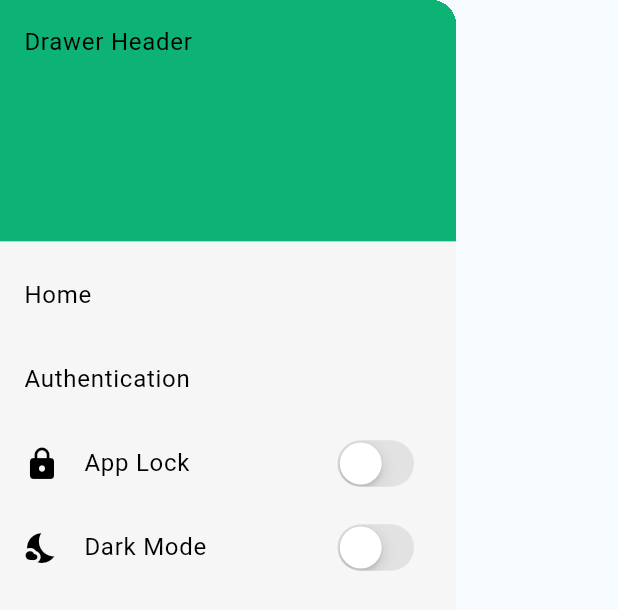
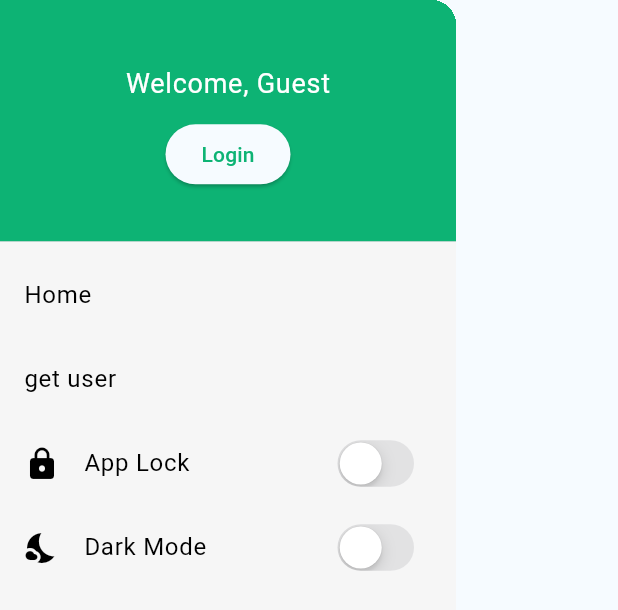
Before and after one commit to shohag7552/Note_app, a Flutter app: the DrawerWidget widget shown alone on an empty page, opened directly, on a phone screen of 412 x 824 dp. Shown: the top 610 px of the screen. Run offline on Flutter 3.47's test engine with Material 3 defaults, Android fonts, the phone set to English and light mode, and no system bars; our stand-ins replace appwrite, fluttertoast, get, google_sign_in, image_picker, pin_code_fields and 4 more; missing offline and left inert: flutter_quill, page_curl_effect; accounts and stored records are empty.

Commit message:
google sign in implemented and appwrite implemented

```diff
--- /dev/null
+++ b/lib/appwrite/app_write_config.dart
@@ -0,0 +1,12 @@
+class AppwriteConfig {
+  static const String projectId = '68c477bd0025144ebd1c';
+  static const String endpoint = 'https://fra.cloud.appwrite.io/v1';
+  static const String databaseId = '68c4863d001af960c493';
+
+  // Collection IDs
+  static const String usersCollection = 'users';
+  static const String postsCollection = 'posts';
+  static const String commentsCollection = 'comments';
+  static const String categoriesCollection = 'categories';
+  static const String noteTable = 'notes';
+}
--- a/lib/config/app_write_service.dart
+++ /dev/null
@@ -1,96 +0,0 @@
-import 'package:appwrite/appwrite.dart';
-import 'package:my_note_app/model/note_model.dart';
-
-class AppWriteService {
-  late Client client;
-  late Databases databases;
-  late Account account;
-  late TablesDB tablesDB;
-
-  static const String projectId = "68c477bd0025144ebd1c";
-  static const String databaseId = "68c4863d001af960c493"; // create later
-  static const String tableId = "notes"; // create later
-  static const String endpoint = "https://fra.cloud.appwrite.io/v1"; // or self-hosted URL
-
-  AppWriteService() {
-    client = Client()
-      ..setEndpoint(endpoint) // Your Appwrite Endpoint
-      ..setProject(projectId); // Your project ID
-
-    databases = Databases(client);
-    account = Account(client);
-    tablesDB = TablesDB(client);
-  }
-
-  Future<void> addNote(Note note) async {
-    try {
-      await tablesDB.createRow(
-          databaseId: databaseId,
-          tableId: tableId,
-          rowId: ID.unique(),
-          data: note.toJson(),
-      );
-    } on AppwriteException catch(e) {
-      print(e);
-    }
-  }
-
-  Future<void> updateNote(Note note) async {
-    try {
-      await tablesDB.updateRow(
-        databaseId: databaseId, tableId: tableId,
-        rowId: '68c5306acad23e03a01c', data: note.toMapForUpdate(),
-      );
-    } on AppwriteException catch(e) {
-      print(e);
-    }
-  }
-
-  Future<void> deleteNote(String id) async {
-    try {
-      await tablesDB.deleteRow(databaseId: databaseId, tableId: tableId, rowId: id);
-    } on AppwriteException catch(e) {
-      print(e);
-    }
-  }
-
-  Future<void> getNoteList() async {
-    try {
-      final data = await tablesDB.listRows(
-          databaseId: databaseId,
-          tableId: tableId,
-          queries: [
-            Query.orderDesc('dateTimeEdited'),
-            // Query.limit(10),
-            // Query.offset(1),
-            // Query.orderDesc('id'),
-            // Query.search('title', 'Hamlet'),
-            // Query.equal('title', 'Hamlet')
-          ]
-      );
-      // data.rows.map((doc) {
-      //   print('=========doc: ${doc.data}');
-      //   // return doc.data;
-      // }).toList();
-      List<Note> notes = data.rows.map((doc) => Note.fromJson(doc.data)).toList();
-      print('=========notes: $notes');
-      // print('=========data: ${data.rows.map((a) => print(a.data))}');
-    } on AppwriteException catch(e) {
-      print(e);
-    }
-
-  }
-
-  // Future<List<Note>> getNotes() async {
-  //   final res = await databases.listDocuments(
-  //     databaseId: databaseId,
-  //     collectionId: collectionId,
-  //     queries: [
-  //       Query.equal('userId', await _getCurrentUserId()),  // If you have a userId field
-  //       Query.orderDesc('dateTimeEdited'),
-  //     ],
-  //   );
-  //   return res.documents.map((doc) => Note.fromMap(doc.data)).toList();
-  // }
-
-}
--- a/lib/database_helper/database_helper.dart
+++ b/lib/database_helper/database_helper.dart
@@ -29,7 +29,7 @@ class DatabaseHelper {
   void _onCreate(Database db, int version) async {
     await db.execute('''
       CREATE TABLE $_tableName(
-        id INTEGER PRIMARY KEY,
+        note_id INTEGER PRIMARY KEY,
         title TEXT NOT NULL,
         content TEXT NOT NULL,
         dateTimeEdited TEXT NOT NULL,
@@ -42,7 +42,7 @@ class DatabaseHelper {
 
   Future<int> getNextId() async {
    final db = await instance.database;
-   final result = await db.rawQuery('SELECT MAX(id) as maxId FROM $_tableName');
+   final result = await db.rawQuery('SELECT MAX(note_id) as maxId FROM $_tableName');
    int? maxId = result.first['maxId'] as int?;
   return (maxId ?? 0) + 1;
  }
@@ -91,7 +91,7 @@ class DatabaseHelper {
       maps.length,
       (index) {
         return Note(
-          id: maps[index]["id"],
+          id: maps[index]["note_id"],
           title: maps[index]["title"],
           content: maps[index]["content"],
           dateTimeEdited: maps[index]["dateTimeEdited"],
--- a/lib/helper/dependency.dart
+++ b/lib/helper/dependency.dart
@@ -1,4 +1,5 @@
 import 'package:get/get.dart';
+import 'package:my_note_app/appwrite/repository/app_write_repository.dart';
 import 'package:my_note_app/controller/auth_controller.dart';
 import 'package:my_note_app/controller/note_controller.dart';
 import 'package:shared_preferences/shared_preferences.dart';
@@ -13,4 +14,5 @@ Future<void> init() async {
   // Get.lazyPut(() => FirebaseController());
   Get.lazyPut(() => AuthController(sharedPreferences: Get.find()));
   Get.lazyPut(() => BackgroundController(sharedPreferences: Get.find()));
+  Get.lazyPut(() => AppWriteRepository());
 }
--- a/lib/model/note_model.dart
+++ b/lib/model/note_model.dart
@@ -1,3 +1,5 @@
+import 'package:appwrite/appwrite.dart';
+
 class Note {
   int? id;
   String? title;
@@ -18,7 +20,7 @@ class Note {
   });
 
   Note.fromJson(Map<String, dynamic> json) {
-    id = json['id'];
+    id = json['note_id'];
     title = json['title'];
     content = json['content'];
     dateTimeEdited = json['dateTimeEdited'];
@@ -29,7 +31,7 @@ class Note {
 
   Map<String, dynamic> toJson() {
     return {
-      "id": id,
+      "note_id": id,
       "title": title,
       "content": content,
       "dateTimeEdited": dateTimeEdited,
--- /dev/null
+++ b/lib/model/user_model.dart
@@ -0,0 +1,11 @@
+class UserModel {
+  final String name;
+  final String email;
+  final String imageUrl;
+
+  UserModel({
+    required this.name,
+    required this.email,
+    required this.imageUrl,
+  });
+}
--- a/lib/utils/app_constants.dart
+++ b/lib/utils/app_constants.dart
@@ -1,6 +1,8 @@
 class AppConstants{
   static const String appName = 'My Note';
   static const String authKey = 'account';
+  static const String authName = 'account_name';
+  static const String authImage = 'account_image';
 
 
   static const String passKey = 'password';
--- a/lib/widgets/drawer_widget.dart
+++ b/lib/widgets/drawer_widget.dart
@@ -1,7 +1,8 @@
 import 'package:flutter/cupertino.dart';
 import 'package:flutter/material.dart';
 import 'package:get/get.dart';
-import 'package:my_note_app/config/app_write_service.dart';
+import 'package:my_note_app/appwrite/repository/app_write_repository.dart';
+import 'package:my_note_app/controller/auth_controller.dart';
 import 'package:my_note_app/controller/note_controller.dart';
 import 'package:my_note_app/model/note_model.dart';
 
@@ -14,7 +15,6 @@ class DrawerWidget extends StatefulWidget {
 }
 
 class _DrawerWidgetState extends State<DrawerWidget> {
-  final AppWriteService appwriteService = AppWriteService();
   @override
   void initState() {
     super.initState();
@@ -30,43 +30,87 @@ class _DrawerWidgetState extends State<DrawerWidget> {
         color: Theme.of(context).disabledColor.withValues(alpha: 0.1),
         child: GetBuilder<NoteController>(
             builder: (noteController) {
+            return GetBuilder<AuthController>(
+              builder: (authController) {
                 return ListView(
-              // Important: Remove any padding from the ListView.
                   padding: EdgeInsets.zero,
                   children: [
                     DrawerHeader(
                       decoration: BoxDecoration(
                         color: Theme.of(context).primaryColor,
                       ),
-                  child: Text('Drawer Header'),
+                      child: authController.getUserToken() != null ? Column(children: [
+                        CircleAvatar(
+                          radius: 40,
+                          backgroundColor: Colors.white,
+                          child: ClipRRect(
+                            borderRadius: BorderRadius.circular(50),
+                            child: Image.network(
+                              authController.getUser()?.imageUrl ?? 'https://www.gravatar.com/avatar/placeholder',
+                              fit: BoxFit.cover,
                             ),
+                          ),
+                        ),
+                        const SizedBox(height: 5),
+                        Text(
+                          authController.getUser()?.name ?? 'Guest User',
+                          style: const TextStyle(
+                            color: Colors.white,
+                            fontSize: 18,
+                          ),
+                        ),
+
+                        Text(
+                          authController.getUser()?.email ?? '',
+                          style: const TextStyle(
+                            color: Colors.white70,
+                            fontSize: 14,
+                          ),
+                        ),
+                      ]) : Center(
+                        child: Column(
+                          mainAxisAlignment: MainAxisAlignment.center,
+                          spacing: 10,
+                          children: [
+                            const Text(
+                              'Welcome, Guest',
+                              style: TextStyle(
+                                color: Colors.white,
+                                fontSize: 18,
+                              ),
+                            ),
+
+                            ElevatedButton(
+                              onPressed: () {
+                                Get.find<AuthController>().googleLogin();
+                              },
+                              child: const Text('Login'),
+                            ),
+                          ],
+                        ),
+                      ),
+                    ),
+
                     ListTile(
                       title: const Text('Home'),
                       onTap: () {
                         Navigator.pop(context);
                       },
                     ),
+
                     ListTile(
-                  title: const Text('Authentication'),
+                      title: const Text('get user'),
                       onTap: () async {
-                    // Get.to(const AddUser());
-                    print('=======here=======');
-                    // await appwriteService.addNote(
-                    //   // Note(id: 1, title: 'This is title', content: 'This is description.', dateTimeEdited: DateTime.now().toString(), dateTimeCreated: DateTime.now().toString()),
-                    //   Note(id: 2, title: 'This is title 2', content: 'This is description 2.', dateTimeEdited: DateTime.now().toString(), dateTimeCreated: DateTime.now().toString()),
-                    // );
-                    // await appwriteService.updateNote(
-                    //   Note(id: 2, title: 'This is title 3----------', content: 'This is description 2.', dateTimeEdited: DateTime.now().toString(), dateTimeCreated: DateTime.now().toString()),
-                    // );
-                    await appwriteService.getNoteList();
 
-                    // await appwriteService.deleteNote('68c5306acad23e03a01c');
+                        Get.find<AppWriteRepository>().getNotes(authorId: authController.getUserToken()!).then((v) {
+                          for(var note in v) {
+                            print('====${v.indexOf(note)}====> ${note.toJson()}');
+                          }
+                        });
 
-                    ScaffoldMessenger.of(context).showSnackBar(
-                      SnackBar(content: Text("Note added!")),
-                    );
                       },
                     ),
+
                     ListTile(
                       leading: Icon(Icons.lock),
                       title: const Text('App Lock'),
@@ -76,7 +120,6 @@ class _DrawerWidgetState extends State<DrawerWidget> {
                         activeTrackColor: Theme.of(context).primaryColor,
                         onChanged: (status){
                           noteController.activePassword(status);
-
                         },
                       ),
                     ),
@@ -94,7 +137,19 @@ class _DrawerWidgetState extends State<DrawerWidget> {
                       ),
                     ),
 
+
+                    if(authController.getUserToken() != null)
+                      ListTile(
+                        leading: Icon(Icons.logout_outlined),
+                        title: const Text('Logout'),
+                        onTap: () async {
+                          Get.find<AuthController>().googleLogOut();
+                        },
+                      ),
+
                   ],
+                );
+              }
             );
           }
         ),
```
Also changed, not shown: lib/appwrite/app_write_service.dart (added, +97 -0 lines), lib/appwrite/repository/app_write_repository.dart (added, +130 -0 lines), lib/controller/auth_controller.dart (+49 -30 lines), pubspec.lock, 8 other files. Lines whose indentation alone changed are shown as unchanged.
